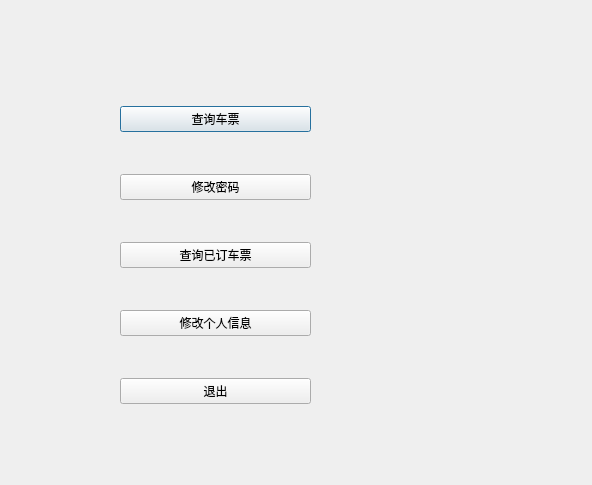
Qt form src/Cpluspluswork/userview.ui (wutb15/C-work) before a commit.
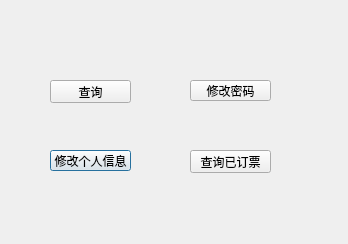
The same form after that commit. Icons and pictures are not drawn.

```diff
--- a/src/Cpluspluswork/userview.ui
+++ b/src/Cpluspluswork/userview.ui
@@ -6,59 +6,83 @@
    <rect>
     <x>0</x>
     <y>0</y>
-    <width>592</width>
-    <height>485</height>
+    <width>348</width>
+    <height>244</height>
    </rect>
   </property>
   <property name="windowTitle">
    <string>Dialog</string>
   </property>
-  <widget class="QWidget" name="">
+  <property name="styleSheet">
+   <string notr="true">border-image: url(:/new/prefix1/index2.jpg);
+</string>
+  </property>
+  <widget class="QPushButton" name="infoButton">
    <property name="geometry">
     <rect>
-     <x>120</x>
-     <y>70</y>
-     <width>191</width>
-     <height>371</height>
+     <x>50</x>
+     <y>150</y>
+     <width>81</width>
+     <height>21</height>
     </rect>
    </property>
-   <layout class="QVBoxLayout" name="verticalLayout">
-    <item>
-     <widget class="QPushButton" name="searchButton">
-      <property name="text">
-       <string>查询车票</string>
-      </property>
-     </widget>
-    </item>
-    <item>
-     <widget class="QPushButton" name="pwdButton">
-      <property name="text">
-       <string>修改密码</string>
-      </property>
-     </widget>
-    </item>
-    <item>
-     <widget class="QPushButton" name="ticketButton">
-      <property name="text">
-       <string>查询已订车票</string>
-      </property>
-     </widget>
-    </item>
-    <item>
-     <widget class="QPushButton" name="infoButton">
-      <property name="text">
-       <string>修改个人信息</string>
-      </property>
-     </widget>
-    </item>
-    <item>
-     <widget class="QPushButton" name="exitButton">
-      <property name="text">
-       <string>退出</string>
-      </property>
-     </widget>
-    </item>
-   </layout>
+   <property name="styleSheet">
+    <string notr="true">
+border-image: url(:/new/prefix1/color.png);</string>
+   </property>
+   <property name="text">
+    <string>修改个人信息</string>
+   </property>
+  </widget>
+  <widget class="QPushButton" name="serachButton">
+   <property name="geometry">
+    <rect>
+     <x>50</x>
+     <y>80</y>
+     <width>81</width>
+     <height>23</height>
+    </rect>
+   </property>
+   <property name="styleSheet">
+    <string notr="true">border-image: url(:/new/prefix1/color.png);
+</string>
+   </property>
+   <property name="text">
+    <string>查询</string>
+   </property>
+  </widget>
+  <widget class="QPushButton" name="ticketButton">
+   <property name="geometry">
+    <rect>
+     <x>190</x>
+     <y>150</y>
+     <width>81</width>
+     <height>23</height>
+    </rect>
+   </property>
+   <property name="styleSheet">
+    <string notr="true">border-image: url(:/new/prefix1/color.png);
+</string>
+   </property>
+   <property name="text">
+    <string>查询已订票</string>
+   </property>
+  </widget>
+  <widget class="QPushButton" name="pwdButton">
+   <property name="geometry">
+    <rect>
+     <x>190</x>
+     <y>80</y>
+     <width>81</width>
+     <height>21</height>
+    </rect>
+   </property>
+   <property name="styleSheet">
+    <string notr="true">border-image: url(:/new/prefix1/color.png);</string>
+   </property>
+   <property name="text">
+    <string>修改密码</string>
+   </property>
   </widget>
  </widget>
  <resources/>
```
Left out of the diff: 2 changed lines with no effect on the pictures.
